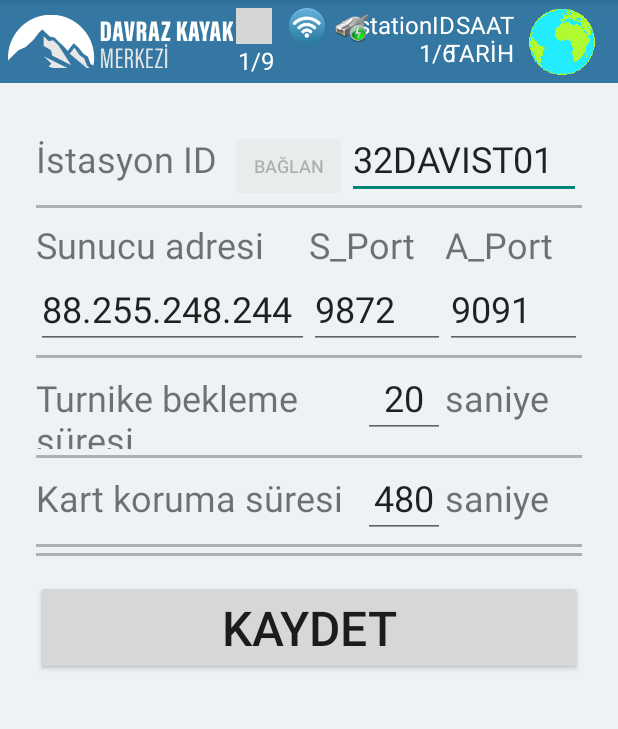
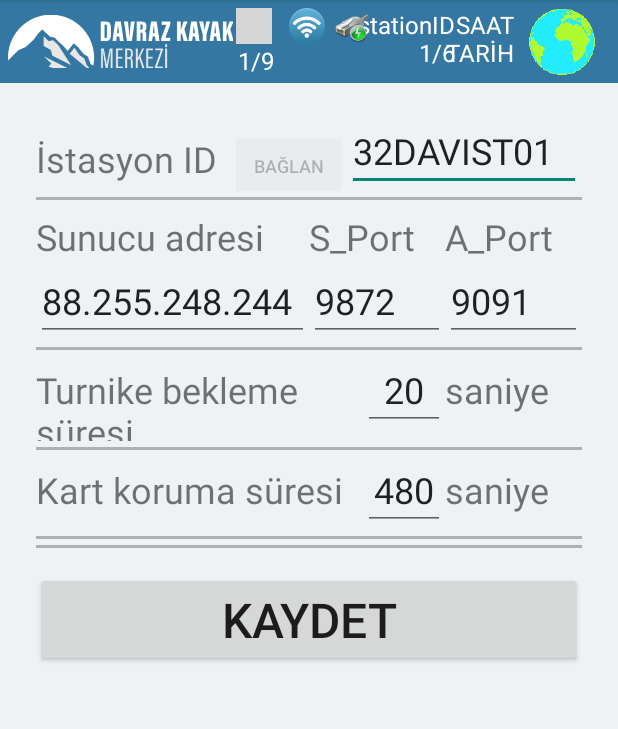
Before and after one commit to atakanargn/DAVRAZ_VALIDATOR, an Android app: the layout activity_settings.xml on its own in the app's theme, with its tools: preview values and no code run, on a phone screen of 412 x 824 dp, the part 84-813 px from its top. Run offline under Robolectric (Android 15) with nearby library versions, the phone set to English and light mode, and no system bars; grey boxes are pictures that could not be loaded.

Commit message:
deneme
deneme1

```diff
--- a/app/src/main/java/com/telpo/davraz/MainActivity.java
+++ b/app/src/main/java/com/telpo/davraz/MainActivity.java
@@ -93,8 +93,6 @@ public class MainActivity extends Activity {
     private final int green = Color.parseColor("#6626FF00");
     private final int white = Color.parseColor("#66FFFFFF");
     private int durum = 0;
-    private MediaPlayer gosterilmis_ses, mPlayer;
-
 
     private ComponentName mAdminComponentName;
     private DevicePolicyManager mDevicePolicyManager;
@@ -191,7 +189,6 @@ public class MainActivity extends Activity {
     protected void onCreate(Bundle savedInstanceState) {
         super.onCreate(savedInstanceState);
 
-
         // FULLSCREEN, HIDE NAVIGATION
         requestWindowFeature(Window.FEATURE_NO_TITLE);
         getWindow().setFlags(WindowManager.LayoutParams.FLAG_FULLSCREEN, WindowManager.LayoutParams.FLAG_FULLSCREEN);
@@ -222,9 +219,9 @@ public class MainActivity extends Activity {
         socketPort = myDb.ayarGetir("socketPort");
         apiPort   = myDb.ayarGetir("apiPort");
 
-        if(myDb.ayarGetir("kurulum").equals("0")){
+    /*    if(myDb.ayarGetir("kurulum").equals("0")){
             startActivity(new Intent(MainActivity.this,Settings.class));
-        }
+        }*/
 
         initUI();
 
@@ -284,12 +281,27 @@ public class MainActivity extends Activity {
                 currentDateandTime = new SimpleDateFormat("dd-MM-yyyy\nHH:mm:ss").format(new Date());
                 DateTime.setText(currentDateandTime);
 
+
                 if(sayac>=246){
                     String path = "android.resource://" + getPackageName() + "/" + R.raw.video1;
                     video.setVideoURI(Uri.parse(path));
                     video.start();
                     sayac=0;
                 }
+
+                 /*   String path = "android.resource://" + getPackageName() + "/" + R.raw.video1;
+                    video.setVideoURI(Uri.parse(path));
+                    video.setOnPreparedListener(new MediaPlayer.OnPreparedListener() {
+                        @Override
+                        public void onPrepared(MediaPlayer mediaPlayer) {
+                            mediaPlayer.setLooping(true);
+
+                        }
+                    });
+
+                    video.start();
+*/
+
 
                 if(sayac%15==0) socketeBaglan();
 
@@ -322,8 +334,8 @@ public class MainActivity extends Activity {
             @Override
             public void run() {
                 if(myDb.ayarGetir("kurulum").equals("1")){
+                }
                     guncelle();
-                }
                 veriIletimiTimer.postDelayed(this,10000);
             }
         }, 1000);
@@ -930,7 +942,7 @@ public class MainActivity extends Activity {
             if(!okutuldu){
                 okutuldu=true;
                 if(gosterilmis.equals(basilanID)){
-                    gosterilmis_ses = MediaPlayer.create(this, R.raw.gosterilmis);
+                    MediaPlayer gosterilmis_ses = MediaPlayer.create(this, R.raw.gosterilmis);
                     gosterilmis_ses.start();
                     linearLayout.getBackground().setTint(red);
                     txtKartaYazilacak.setText("GÖSTERİLMİŞ KART!");
@@ -1102,10 +1114,8 @@ public class MainActivity extends Activity {
 
     }
 
-
     @SuppressLint("SetTextI18n")
     private NdefMessage buildNdefMessage(String parsedData) throws InterruptedException, UnsupportedEncodingException {
-
         NdefMessage message = null;
         String yazilacak="";
         String data = basilanID+",KOOP2021,0,sivil";
@@ -1113,7 +1123,6 @@ public class MainActivity extends Activity {
         Log.w("KART ŞİFRELEME - E",parsedData);
         parsedData = decrypt(parsedData);
         Log.w("KART ŞİFRELEME - D",parsedData);
-
         if(parsedData.contains("KOOP2021")){
             String[] income = parsedData.split(",");
             String kart_tipii = income[3];
@@ -1137,8 +1146,6 @@ public class MainActivity extends Activity {
                 message = new NdefMessage(new NdefRecord[]{record});
                 return message;
             }
-
-
 
             String strBakiye = Integer.toString(bakiye);
             if(bakiye<dusecek){
@@ -1180,7 +1187,6 @@ public class MainActivity extends Activity {
             data = basilanID + ",KOOP202G,0,0";
         }
 
-
         yazilacak = encrypt(data);
         String mimeType = "application/com.telpo.davraz";
 
@@ -1190,7 +1196,6 @@ public class MainActivity extends Activity {
 
         NdefRecord record = new NdefRecord(NdefRecord.TNF_MIME_MEDIA, mimeBytes, id, dataBytes);
         message = new NdefMessage(new NdefRecord[]{record});
-
         return message;
     }
 
--- a/app/src/main/java/com/telpo/davraz/Settings.java
+++ b/app/src/main/java/com/telpo/davraz/Settings.java
@@ -152,8 +152,6 @@ public class Settings extends Activity {
         turnikeBekleme_edit.setText(myDb.ayarGetir("turnikeBekleme"));
         kartBekleme_edit.setText(myDb.ayarGetir("kartBekleme"));
         try{
-
-
             IO.Options options = new IO.Options();
             OkHttpClient.Builder clientBuilder = new OkHttpClient.Builder()
                     .connectTimeout(0, TimeUnit.MILLISECONDS)
--- a/app/src/main/res/layout/activity_settings.xml
+++ b/app/src/main/res/layout/activity_settings.xml
@@ -41,7 +41,7 @@
             <EditText
                 android:id="@+id/istasyonID_edit"
                 android:layout_width="0dp"
-                android:layout_height="wrap_content"
+                android:layout_height="match_parent"
                 android:layout_weight=".6"
                 android:inputType="text"
                 android:text="32DAVIST01"
```
